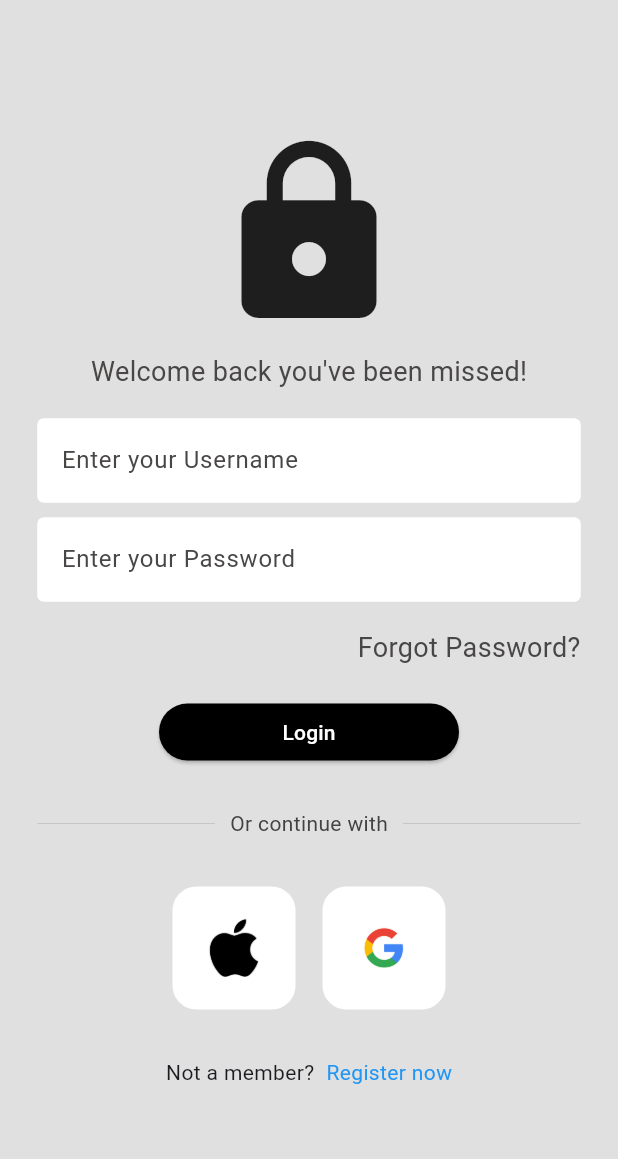
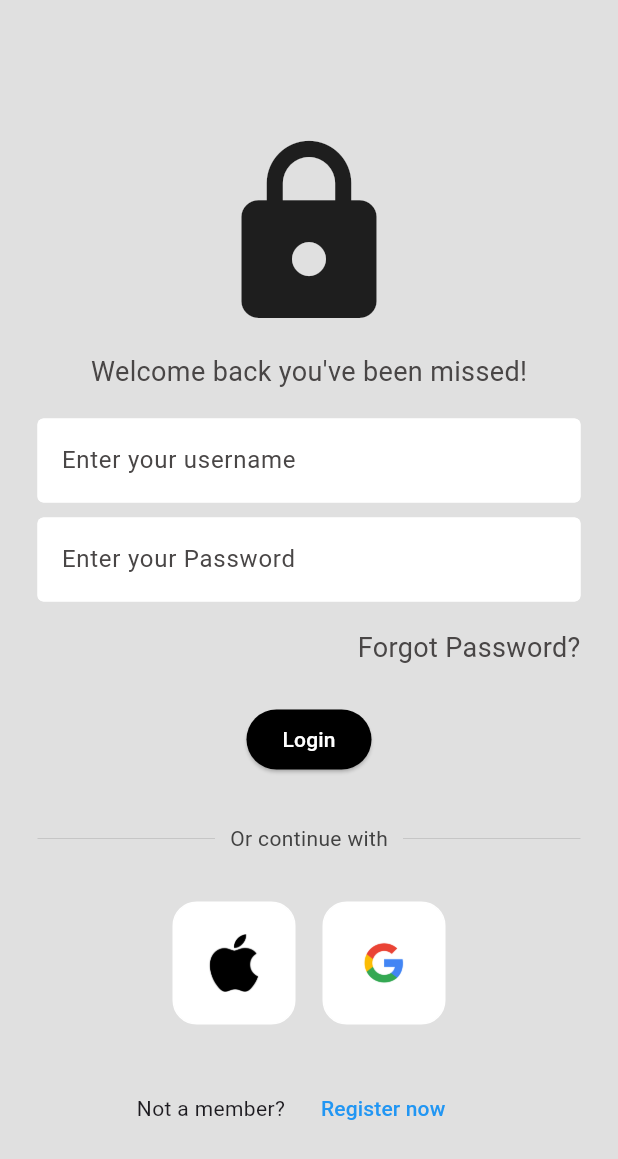
Before and after one commit to Smritik2002/Grocery_App, a Flutter app: the screen it shows after launch, after a tap on "Get Started", on a phone screen of 412 x 824 dp. Shown: the top 1159 px of the screen. Run offline on Flutter 3.47's test engine with Material 3 defaults, Android fonts, the phone set to English and light mode, and no system bars; our stand-ins replace flutter_rating_bar, shared_preferences; network calls fail.

Commit message:
register and login api completed

```diff
--- a/lib/components/my_button.dart
+++ /dev/null
@@ -1,30 +0,0 @@
-import 'package:ecommerceapp/screens/details_page.dart';
-import 'package:flutter/material.dart';
-
-class MyButton extends StatelessWidget {
-  final Function()? onTap;
-  const MyButton({super.key, required this.onTap});
-
-  @override
-  Widget build(BuildContext context) {
-    return SizedBox(
-      height: 38,
-      width: 200,
-      child: ElevatedButton(
-        onPressed: () {
-          Navigator.push(
-              context,
-              MaterialPageRoute(
-                builder: (context) => const DetailsPage(),
-              ));
-        },
-        style: const ButtonStyle(
-            backgroundColor: WidgetStatePropertyAll(Colors.black)),
-        child: const Text(
-          'Login',
-          style: TextStyle(color: Colors.white),
-        ),
-      ),
-    );
-  }
-}
--- a/lib/screens/details_page.dart
+++ b/lib/screens/details_page.dart
@@ -123,10 +123,10 @@ class _DetailsPageState extends State<DetailsPage> {
               final shopItems = snapshot.data!;
               return GridView.builder(
                 itemCount: shopItems.length,
-                padding: const EdgeInsets.all(10),
+                padding: const EdgeInsets.all(2),
                 gridDelegate: const SliverGridDelegateWithFixedCrossAxisCount(
-                  crossAxisCount: 2,
-                  childAspectRatio: 1 / 1.4,
+                  crossAxisCount: 3,
+                  childAspectRatio: 1 / 1.7,
                 ),
                 itemBuilder: (context, index) {
                   final item = shopItems[index];
--- a/lib/screens/login_page.dart
+++ b/lib/screens/login_page.dart
@@ -1,6 +1,8 @@
 import 'package:ecommerceapp/components/image_png.dart';
-import 'package:ecommerceapp/components/my_button.dart';
 import 'package:ecommerceapp/components/my_textfield.dart';
+import 'package:ecommerceapp/screens/details_page.dart';
+import 'package:ecommerceapp/screens/register.dart';
+import 'package:ecommerceapp/service/api_service.dart';
 import 'package:flutter/material.dart';
 
 class LoginPage extends StatefulWidget {
@@ -11,10 +13,45 @@ class LoginPage extends StatefulWidget {
 }
 
 class _LoginPageState extends State<LoginPage> {
-  final usernameController = TextEditingController();
+  final emailcontroller = TextEditingController();
   final passwordController = TextEditingController();
+  final ApiService authService = ApiService();
 
-  void loginUserIn() {}
+  void loginUserIn() async {
+    String email = emailcontroller.text.trim();
+    String password = passwordController.text.trim();
+
+    if (email.isEmpty || password.isEmpty) {
+      showSnackbar("Please fill in both fields", Colors.red);
+      return;
+    }
+
+    final result = await authService.login(email, password);
+
+    if (result['success']) {
+      // Save the token for future API requests (you can use shared_preferences or any storage)
+      String token = result['data']['access_token'];
+      // For simplicity, we can just print the token here for debugging purposes
+      print("Login successful, token: $token");
+
+      // Optionally store the token using shared_preferences or secure storage
+      // Store token in a secure storage (e.g., SharedPreferences or FlutterSecureStorage)
+
+      showSnackbar(result['message'], Colors.green);
+      Navigator.pushReplacement(
+        context,
+        MaterialPageRoute(builder: (context) => DetailsPage()), // Navigate to the HomePage
+      );
+    } else {
+      showSnackbar(result['message'], Colors.red);
+    }
+  }
+
+  void showSnackbar(String message, Color color) {
+    ScaffoldMessenger.of(context).showSnackBar(
+      SnackBar(content: Text(message), backgroundColor: color),
+    );
+  }
 
   @override
   Widget build(BuildContext context) {
@@ -25,40 +62,26 @@ class _LoginPageState extends State<LoginPage> {
           child: Center(
             child: Column(
               children: [
-              const SizedBox(
-                height: 88,
-              ),
-              const Icon(
-                Icons.lock,
-                size: 135,
-              ),
-              const SizedBox(
-                height: 12,
-              ),
+                const SizedBox(height: 88),
+                const Icon(Icons.lock, size: 135),
+                const SizedBox(height: 12),
                 const Text(
                   'Welcome back you\'ve been missed!',
-                style: TextStyle(
-                    color: Color.fromARGB(255, 73, 70, 70), fontSize: 18),
+                  style: TextStyle(color: Color.fromARGB(255, 73, 70, 70), fontSize: 18),
                 ),
-              const SizedBox(
-                height: 18,
-              ),
+                const SizedBox(height: 18),
                 MyTextField(
-                controller: usernameController,
-                hintText: 'Enter your Username',
+                  controller: emailcontroller,
+                  hintText: 'Enter your username',
                   obscureText: false,
                 ),
-              const SizedBox(
-                height: 10,
-              ),
+                const SizedBox(height: 10),
                 MyTextField(
                   controller: passwordController,
                   hintText: 'Enter your Password',
                   obscureText: true,
                 ),
-              const SizedBox(
-                height: 18,
-              ),
+                const SizedBox(height: 18),
                 const Padding(
                   padding: EdgeInsets.symmetric(horizontal: 25.0),
                   child: Row(
@@ -66,21 +89,23 @@ class _LoginPageState extends State<LoginPage> {
                     children: [
                       Text(
                         'Forgot Password?',
-                      style: TextStyle(
-                          color: Color.fromARGB(255, 73, 70, 70), fontSize: 18),
+                        style: TextStyle(color: Color.fromARGB(255, 73, 70, 70), fontSize: 18),
                       ),
                     ],
                   ),
                 ),
-              const SizedBox(
-                height: 24,
+                const SizedBox(height: 24),
+                ElevatedButton(
+                  onPressed: loginUserIn, // Trigger login on button press
+                  style: const ButtonStyle(
+                    backgroundColor: WidgetStatePropertyAll(Colors.black),
                   ),
-              MyButton(
-                onTap: loginUserIn,
+                  child: const Text(
+                    'Login',
+                    style: TextStyle(color: Colors.white),
                   ),
-              const SizedBox(
-                height: 32,
                 ),
+                const SizedBox(height: 32),
                 Padding(
                   padding: const EdgeInsets.symmetric(horizontal: 25.0),
                   child: Row(
@@ -103,41 +128,47 @@ class _LoginPageState extends State<LoginPage> {
                           thickness: 0.5,
                           color: Colors.grey[400],
                         ),
-                    )
+                      ),
                     ],
                   ),
                 ),
-              const SizedBox(
-                height: 32,
-              ),
+                const SizedBox(height: 32),
                 const Row(
                   mainAxisAlignment: MainAxisAlignment.center,
                   children: [
                     ImagePng(imagepath: 'assets/images/apple.png'),
-                  SizedBox(
-                    width: 18,
-                  ),
+                    SizedBox(width: 18),
                     ImagePng(imagepath: 'assets/images/google.png'),
                   ],
                 ),
-              const SizedBox(
-                height: 32,
-              ),
-              const Row(
+                const SizedBox(height: 32),
+                Row(
   mainAxisAlignment: MainAxisAlignment.center,
   children: [
-                  Text('Not a member?'),
-                  SizedBox(
-                    width: 8,
+    const Text('Not a member?'),
+    ElevatedButton(
+      style: ElevatedButton.styleFrom(
+        elevation: 0, // Removes the popup effect
+        backgroundColor: Colors.transparent, // Optional: Makes it blend with the background
+        shadowColor: Colors.transparent, // Ensures no shadow
       ),
-                  Text(
+      onPressed: () {
+        Navigator.push(
+          context,
+          MaterialPageRoute(builder: (context) => RegisterPage()),
+        );
+      },
+      child: const Text(
         'Register now',
         style: TextStyle(color: Colors.blue),
-                  )
+      ),
+    ),
   ],
 )
+
               ],
-          )),
+            ),
+          ),
         ),
       ),
     );
```
Also changed, not shown: lib/screens/register.dart (added, +78 -0 lines), lib/service/api_service.dart (+42 -0 lines), 5 other files. Lines whose indentation alone changed are shown as unchanged.
